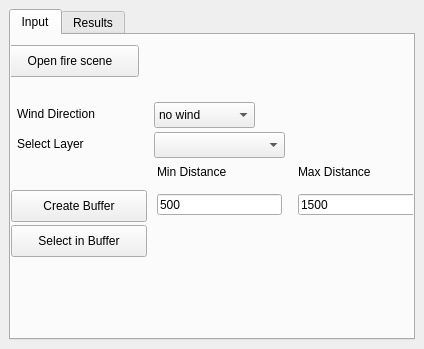
Old version of the form LocatorTool/LocatingTool/locating_tool_dockwidget_base.ui in the repository qq2012/GEO1005.
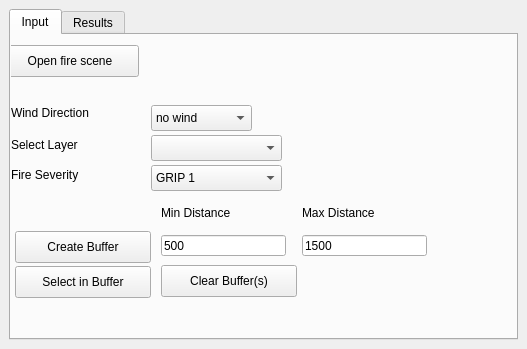
New version of the form. The open tabs and pages were chosen to show the change.

Commit message:
added clear buffer(s) button
Not sure if we needed this, but I got tired of removing the newly created buffers manually while testing.

What changed in the file:
```diff
--- a/LocatorTool/LocatingTool/locating_tool_dockwidget_base.ui
+++ b/LocatorTool/LocatingTool/locating_tool_dockwidget_base.ui
@@ -9,7 +9,7 @@
    <rect>
     <x>0</x>
     <y>0</y>
-    <width>424</width>
+    <width>527</width>
     <height>349</height>
    </rect>
   </property>
@@ -49,8 +49,8 @@
        <widget class="QPushButton" name="selectInBufferButton">
         <property name="geometry">
          <rect>
-          <x>0</x>
-          <y>190</y>
+          <x>4</x>
+          <y>231</y>
           <width>136</width>
           <height>32</height>
          </rect>
@@ -62,8 +62,8 @@
        <widget class="QLabel" name="label_2">
         <property name="geometry">
          <rect>
-          <x>287</x>
-          <y>129</y>
+          <x>291</x>
+          <y>170</y>
           <width>125</width>
           <height>16</height>
          </rect>
@@ -81,8 +81,8 @@
        <widget class="QLineEdit" name="maxDistLineEdit">
         <property name="geometry">
          <rect>
-          <x>287</x>
-          <y>159</y>
+          <x>291</x>
+          <y>200</y>
           <width>125</width>
           <height>21</height>
          </rect>
@@ -100,8 +100,8 @@
        <widget class="QLabel" name="label">
         <property name="geometry">
          <rect>
-          <x>146</x>
-          <y>129</y>
+          <x>150</x>
+          <y>170</y>
           <width>125</width>
           <height>16</height>
          </rect>
@@ -119,8 +119,8 @@
        <widget class="QComboBox" name="chooseWindDirectionCombo">
         <property name="geometry">
          <rect>
-          <x>143</x>
-          <y>67</y>
+          <x>140</x>
+          <y>70</y>
           <width>101</width>
           <height>26</height>
          </rect>
@@ -180,8 +180,8 @@
        <widget class="QLineEdit" name="minDistLineEdit">
         <property name="geometry">
          <rect>
-          <x>146</x>
-          <y>159</y>
+          <x>150</x>
+          <y>200</y>
           <width>125</width>
           <height>21</height>
          </rect>
@@ -199,8 +199,8 @@
        <widget class="QComboBox" name="selectLayerCombo">
         <property name="geometry">
          <rect>
-          <x>143</x>
-          <y>97</y>
+          <x>140</x>
+          <y>100</y>
           <width>131</width>
           <height>26</height>
          </rect>
@@ -209,8 +209,8 @@
        <widget class="QPushButton" name="minMaxBufferButton">
         <property name="geometry">
          <rect>
-          <x>0</x>
-          <y>155</y>
+          <x>4</x>
+          <y>196</y>
           <width>136</width>
           <height>32</height>
          </rect>
@@ -222,8 +222,8 @@
        <widget class="QLabel" name="selectLayerLabel">
         <property name="geometry">
          <rect>
-          <x>6</x>
-          <y>99</y>
+          <x>0</x>
+          <y>100</y>
           <width>124</width>
           <height>20</height>
          </rect>
@@ -235,8 +235,8 @@
        <widget class="QLabel" name="label_3">
         <property name="geometry">
          <rect>
-          <x>6</x>
-          <y>71</y>
+          <x>0</x>
+          <y>70</y>
           <width>124</width>
           <height>16</height>
          </rect>
@@ -251,6 +251,67 @@
          <string>Wind Direction</string>
         </property>
        </widget>
+       <widget class="QLabel" name="fireSeverityLabel">
+        <property name="geometry">
+         <rect>
+          <x>0</x>
+          <y>130</y>
+          <width>124</width>
+          <height>20</height>
+         </rect>
+        </property>
+        <property name="text">
+         <string>Fire Severity</string>
+        </property>
+       </widget>
+       <widget class="QComboBox" name="selectFireSeverityCombo">
+        <property name="geometry">
+         <rect>
+          <x>140</x>
+          <y>130</y>
+          <width>131</width>
+          <height>26</height>
+         </rect>
+        </property>
+        <item>
+         <property name="text">
+          <string>GRIP 1</string>
+         </property>
+        </item>
+        <item>
+         <property name="text">
+          <string>GRIP 2</string>
+         </property>
+        </item>
+        <item>
+         <property name="text">
+          <string>GRIP 3</string>
+         </property>
+        </item>
+        <item>
+         <property name="text">
+          <string>GRIP 4</string>
+         </property>
+        </item>
+        <item>
+         <property name="text">
+          <string>GRIP 5</string>
+         </property>
+        </item>
+       </widget>
+       <widget class="QPushButton" name="clearBuffersButton">
+        <property name="geometry">
+         <rect>
+          <x>150</x>
+          <y>230</y>
+          <width>136</width>
+          <height>32</height>
+         </rect>
+        </property>
+        <property name="text">
+         <string>Clear Buffer(s)</string>
+        </property>
+       </widget>
       </widget>
       <widget class="QWidget" name="tab_2">
        <attribute name="title">
```
Left out of the diff: 2 changed lines with no effect on the pictures. The commit also changes 1 other file.
